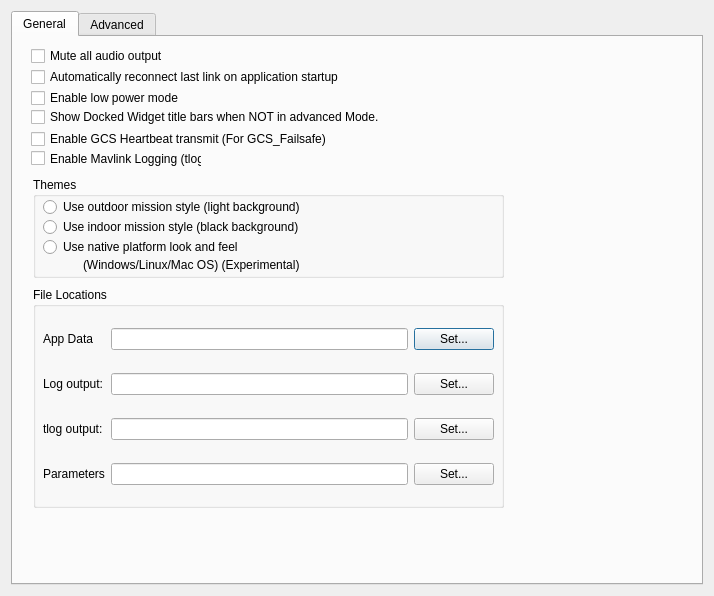
The window that src/ui/QGCSettingsWidget.ui (WorkerBees/apm_planner) describes before a commit, drawn with Qt 5.
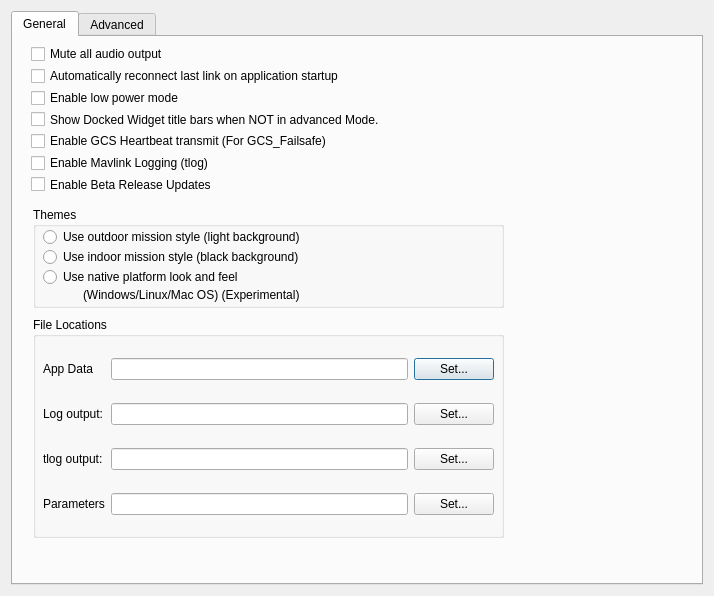
The same window after the commit. Icons and pictures are not drawn.

Commit message: Settings View: Add checkbox to enable 'beta' releases

```diff
--- a/src/ui/QGCSettingsWidget.ui
+++ b/src/ui/QGCSettingsWidget.ui
@@ -26,77 +26,11 @@
       <attribute name="toolTip">
        <string>General Settings</string>
       </attribute>
-      <widget class="QCheckBox" name="lowPowerCheckBox">
-       <property name="geometry">
-        <rect>
-         <x>18</x>
-         <y>51</y>
-         <width>175</width>
-         <height>20</height>
-        </rect>
-       </property>
-       <property name="toolTip">
-        <string>Lowers all update rates to save battery power</string>
-       </property>
-       <property name="text">
-        <string>Enable low power mode</string>
-       </property>
-      </widget>
-      <widget class="QCheckBox" name="audioMuteCheckBox">
-       <property name="geometry">
-        <rect>
-         <x>18</x>
-         <y>9</y>
-         <width>181</width>
-         <height>20</height>
-        </rect>
-       </property>
-       <property name="text">
-        <string>Mute all audio output</string>
-       </property>
-       <property name="icon">
-        <iconset resource="../../qgroundcontrol.qrc">
-         <normaloff>:/files/images/status/audio-volume-muted.svg</normaloff>:/files/images/status/audio-volume-muted.svg</iconset>
-       </property>
-      </widget>
-      <widget class="QCheckBox" name="titleBarCheckBox">
-       <property name="geometry">
-        <rect>
-         <x>18</x>
-         <y>70</y>
-         <width>409</width>
-         <height>20</height>
-        </rect>
-       </property>
-       <property name="text">
-        <string>Show Docked Widget title bars when NOT in advanced Mode.</string>
-       </property>
-       <property name="checked">
-        <bool>false</bool>
-       </property>
-      </widget>
-      <widget class="QCheckBox" name="reconnectCheckBox">
-       <property name="geometry">
-        <rect>
-         <x>18</x>
-         <y>30</y>
-         <width>394</width>
-         <height>20</height>
-        </rect>
-       </property>
-       <property name="text">
-        <string>Automatically reconnect last link on application startup</string>
-       </property>
-       <property name="icon">
-        <iconset resource="../../qgroundcontrol.qrc">
-         <normaloff>:/files/images/devices/network-wireless.svg</normaloff>:/files/images/devices/network-wireless.svg</iconset>
-       </property>
-      </widget>
       <widget class="QGroupBox" name="groupBox">
        <property name="geometry">
         <rect>
          <x>20</x>
-         <y>250</y>
+         <y>280</y>
          <width>471</width>
          <height>221</height>
         </rect>
@@ -189,7 +123,7 @@
        <property name="geometry">
         <rect>
          <x>20</x>
-         <y>140</y>
+         <y>170</y>
          <width>471</width>
          <height>101</height>
         </rect>
@@ -253,31 +187,80 @@
         </property>
        </widget>
       </widget>
-      <widget class="QCheckBox" name="heartbeatCheckBox">
+      <widget class="QWidget" name="">
        <property name="geometry">
         <rect>
          <x>18</x>
-         <y>92</y>
-         <width>335</width>
-         <height>20</height>
+         <y>9</y>
+         <width>471</width>
+         <height>146</height>
         </rect>
        </property>
-       <property name="text">
-        <string>Enable GCS Heartbeat transmit (For GCS_Failsafe)</string>
-       </property>
-      </widget>
-      <widget class="QCheckBox" name="mavlinkLoggingCheckBox">
-       <property name="geometry">
-        <rect>
-         <x>18</x>
-         <y>113</y>
-         <width>171</width>
-         <height>17</height>
-        </rect>
-       </property>
-       <property name="text">
-        <string>Enable Mavlink Logging (tlog)</string>
-       </property>
+       <layout class="QVBoxLayout" name="verticalLayout_2">
+        <item>
+         <widget class="QCheckBox" name="audioMuteCheckBox">
+          <property name="text">
+           <string>Mute all audio output</string>
+          </property>
+          <property name="icon">
+           <iconset resource="../../qgroundcontrol.qrc">
+            <normaloff>:/files/images/status/audio-volume-muted.svg</normaloff>:/files/images/status/audio-volume-muted.svg</iconset>
+          </property>
+         </widget>
+        </item>
+        <item>
+         <widget class="QCheckBox" name="reconnectCheckBox">
+          <property name="text">
+           <string>Automatically reconnect last link on application startup</string>
+          </property>
+          <property name="icon">
+           <iconset resource="../../qgroundcontrol.qrc">
+            <normaloff>:/files/images/devices/network-wireless.svg</normaloff>:/files/images/devices/network-wireless.svg</iconset>
+          </property>
+         </widget>
+        </item>
+        <item>
+         <widget class="QCheckBox" name="lowPowerCheckBox">
+          <property name="toolTip">
+           <string>Lowers all update rates to save battery power</string>
+          </property>
+          <property name="text">
+           <string>Enable low power mode</string>
+          </property>
+         </widget>
+        </item>
+        <item>
+         <widget class="QCheckBox" name="titleBarCheckBox">
+          <property name="text">
+           <string>Show Docked Widget title bars when NOT in advanced Mode.</string>
+          </property>
+          <property name="checked">
+           <bool>false</bool>
+          </property>
+         </widget>
+        </item>
+        <item>
+         <widget class="QCheckBox" name="heartbeatCheckBox">
+          <property name="text">
+           <string>Enable GCS Heartbeat transmit (For GCS_Failsafe)</string>
+          </property>
+         </widget>
+        </item>
+        <item>
+         <widget class="QCheckBox" name="mavlinkLoggingCheckBox">
+          <property name="text">
+           <string>Enable Mavlink Logging (tlog)</string>
+          </property>
+         </widget>
+        </item>
+        <item>
+         <widget class="QCheckBox" name="enableBetaReleaseCheckBox">
+          <property name="text">
+           <string>Enable Beta Release Updates</string>
+          </property>
+         </widget>
+        </item>
+       </layout>
       </widget>
       <zorder>groupBox</zorder>
       <zorder>lowPowerCheckBox</zorder>
```
Left out of the diff: 1 changed line with no effect on the pictures. The commit also changes 2 other files.
